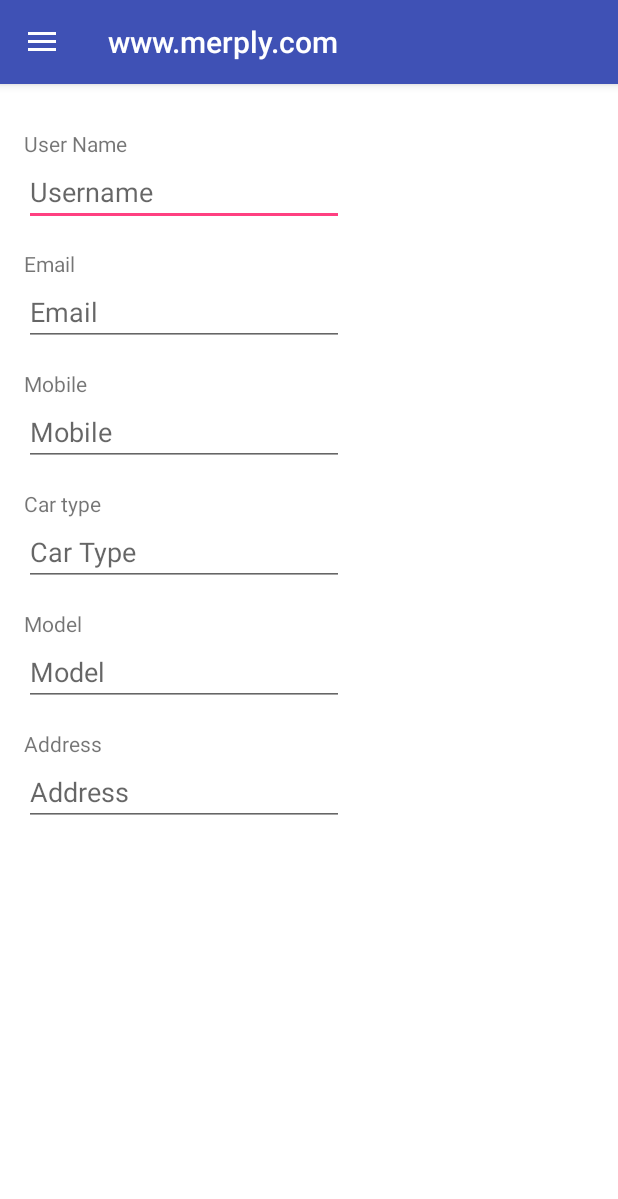
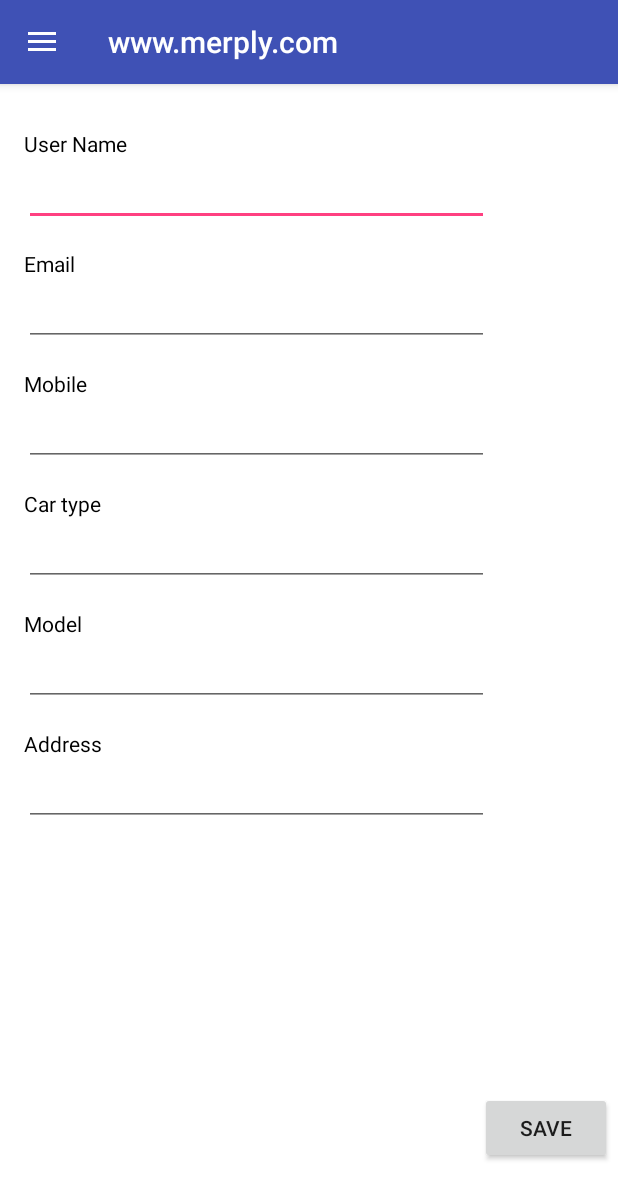
Before and after one commit to michaelanis14/wenshi, an Android app: the CustomerMapActivity screen opened directly, with no data from a screen before it, after a tap on "Profile", on a phone screen of 412 x 824 dp. Shown: the top 1199 px of the screen. Run offline under Robolectric (Android 15) with nearby library versions, the phone set to English and light mode, and no system bars; our stand-ins replace Firebase (no records; nobody signed in at launch, a user with empty details on screens opened directly); libraries missing offline, so code that uses them is left out: com.firebase.geofire; 7 statements that could not run were skipped; 1 other tap on this screen came first.

Commit message:
1. Adding Profile Fragment 2. Adding Call driver functionality 3. Deleting old history 4. Modifying Historic Trips

```diff
--- a/app/src/main/java/com/wenshi_egypt/wenshi/CustomerMapActivity.java
+++ b/app/src/main/java/com/wenshi_egypt/wenshi/CustomerMapActivity.java
@@ -72,7 +72,7 @@ import java.util.HashMap;
 import java.util.List;
 import java.util.Map;
 
-public class CustomerMapActivity extends AppCompatActivity implements View.OnClickListener, ProfileFragment.OnFragmentInteractionListener, HistoryFragment.OnFragmentInteractionListener, DriverFragment.OnFragmentInteractionListener, NavigationView.OnNavigationItemSelectedListener, PaymentOptions.OnFragmentInteractionListener, HelpFragment.OnFragmentInteractionListener, RateAndChargesFragment.OnFragmentInteractionListener, OnMapReadyCallback, GoogleApiClient.ConnectionCallbacks, GoogleApiClient.OnConnectionFailedListener, com.google.android.gms.location.LocationListener {
+public class CustomerMapActivity extends AppCompatActivity implements View.OnClickListener, ProfileFragment.OnFragmentInteractionListener, HistoricFragment.OnFragmentInteractionListener, DriverFragment.OnFragmentInteractionListener, NavigationView.OnNavigationItemSelectedListener, PaymentOptions.OnFragmentInteractionListener, HelpFragment.OnFragmentInteractionListener, RateAndChargesFragment.OnFragmentInteractionListener, OnMapReadyCallback, GoogleApiClient.ConnectionCallbacks, GoogleApiClient.OnConnectionFailedListener, com.google.android.gms.location.LocationListener {
 
     private static final long UPDATE_INTERVAL = 5000;
     private static final long FASTEST_INTERVAL = 3000;
--- a/app/src/main/java/com/wenshi_egypt/wenshi/DriverMapsActivity.java
+++ b/app/src/main/java/com/wenshi_egypt/wenshi/DriverMapsActivity.java
@@ -62,7 +62,7 @@ public class DriverMapsActivity extends AppCompatActivity implements
         GoogleApiClient.ConnectionCallbacks,
         GoogleApiClient.OnConnectionFailedListener,
         ProfileFragment.OnFragmentInteractionListener,
-        HistoryFragment.OnFragmentInteractionListener,
+        HistoricFragment.OnFragmentInteractionListener,
         DriverFragment.OnFragmentInteractionListener,
         OnNavigationItemSelectedListener,
         com.google.android.gms.location.LocationListener {
@@ -446,7 +446,7 @@ public class DriverMapsActivity extends AppCompatActivity implements
         if (id == R.id.nav_profile) {
             fragment = new ProfileFragment();
         } else if (id == R.id.nav_history) {
-            fragment = new HistoryFragment();
+           // fragment = new HistoryFragment();
         }
 
         //NOTE: Fragment changing code
--- a/app/src/main/java/com/wenshi_egypt/wenshi/ProfileFragment.java
+++ b/app/src/main/java/com/wenshi_egypt/wenshi/ProfileFragment.java
@@ -1,75 +1,46 @@
 package com.wenshi_egypt.wenshi;
-
 import android.content.Context;
+import android.graphics.Color;
 import android.net.Uri;
 import android.os.Bundle;
+import android.support.annotation.Nullable;
 import android.support.v4.app.Fragment;
 import android.view.LayoutInflater;
 import android.view.View;
 import android.view.ViewGroup;
+import android.widget.Button;
+import android.widget.EditText;
+import android.widget.TextView;
+import android.widget.Toast;
+
+import com.google.firebase.database.DataSnapshot;
+import com.google.firebase.database.DatabaseError;
+import com.google.firebase.database.DatabaseReference;
+import com.google.firebase.database.FirebaseDatabase;
+import com.google.firebase.database.ValueEventListener;
+
+import java.util.HashMap;
 
 
-/**
- * A simple {@link Fragment} subclass.
- * Activities that contain this fragment must implement the
- * {@link ProfileFragment.OnFragmentInteractionListener} interface
- * to handle interaction events.
- * Use the {@link ProfileFragment#newInstance} factory method to
- * create an instance of this fragment.
- */
-public class ProfileFragment extends Fragment {
-    // TODO: Rename parameter arguments, choose names that match
-    // the fragment initialization parameters, e.g. ARG_ITEM_NUMBER
-    private static final String ARG_PARAM1 = "param1";
-    private static final String ARG_PARAM2 = "param2";
+public class ProfileFragment extends Fragment implements View.OnClickListener {
 
-    // TODO: Rename and change types of parameters
     private String mParam1;
     private String mParam2;
+    EditText username, email, mobile, carType,  model, address;
 
-    private OnFragmentInteractionListener mListener;
+    DatabaseReference rootRef, profRef;
+    Button saveButton;
 
-    public ProfileFragment() {
-        // Required empty public constructor
-    }
+    private ProfileFragment.OnFragmentInteractionListener mListener;
 
-    /**
-     * Use this factory method to create a new instance of
-     * this fragment using the provided parameters.
-     *
-     * @param param1 Parameter 1.
-     * @param param2 Parameter 2.
-     * @return A new instance of fragment ProfileFragment.
-     */
-    // TODO: Rename and change types and number of parameters
-    public static ProfileFragment newInstance(String param1, String param2) {
-        ProfileFragment fragment = new ProfileFragment();
-        Bundle args = new Bundle();
-        args.putString(ARG_PARAM1, param1);
-        args.putString(ARG_PARAM2, param2);
-        fragment.setArguments(args);
-        return fragment;
-    }
-
-    @Override
-    public void onCreate(Bundle savedInstanceState) {
-        super.onCreate(savedInstanceState);
-        if (getArguments() != null) {
-            mParam1 = getArguments().getString(ARG_PARAM1);
-            mParam2 = getArguments().getString(ARG_PARAM2);
-        }
-    }
+    public ProfileFragment() { }
 
     @Override
     public View onCreateView(LayoutInflater inflater, ViewGroup container,
                              Bundle savedInstanceState) {
-        View view= inflater.inflate(R.layout.fragment_profile, container, false);
-
-        // NOTE : We are calling the onFragmentInteraction() declared in the MainActivity
-        // ie we are sending "Fragment 1" as title parameter when fragment1 is activated
         if (mListener != null) {
             Uri.Builder builder = new Uri.Builder();
-            builder.scheme("https")
+            builder.scheme("http")
                     .authority("www.merply.com")
                     .appendPath("winshy")
                     .appendPath("types")
@@ -79,26 +50,62 @@ public class ProfileFragment extends Fragment {
             mListener.onFragmentInteraction(builder.build());
         }
 
-        // Here we will can create click listners etc for all the gui elements on the fragment.
-        // For eg: Button btn1= (Button) view.findViewById(R.id.frag1_btn1);
-        // btn1.setOnclickListener(...
+        return inflater.inflate(R.layout.fragment_profile, container, false);
+    }
 
-        return view;
+    @Override
+    public void onViewCreated(View view, @Nullable Bundle savedInstanceState) {
+
+        username = getView().findViewById(R.id.editText_profile_userName);
+        email = getView().findViewById(R.id.editText_profile_email);
+        mobile = getView().findViewById(R.id.editText_profile_mobile);
+        carType = getView().findViewById(R.id.editText_profile_carType);
+        model = getView().findViewById(R.id.editText_profile_model);
+        address = getView().findViewById(R.id.editText_profile_address);
+        saveButton = getView().findViewById(R.id.button_profile_saveButton);
+
+        rootRef = FirebaseDatabase.getInstance().getReference();
+        profRef = rootRef.child("Profile").child("user1");
+
+        profRef.orderByKey().addValueEventListener(new ValueEventListener() {
+            @Override
+            public void onDataChange(DataSnapshot dataSnapshot) {
+                HashMap<String, String> value = (HashMap<String, String>) dataSnapshot.getValue();
+                username.setText(value.get("userName"));
+                email.setText(value.get("email"));
+                mobile.setText(value.get("mobile"));
+                carType.setText(value.get("carType"));
+                model.setText(String.format("%s", value.get("model")));
+                address.setText(value.get("address"));
+            }
+
+            @Override
+            public void onCancelled(DatabaseError databaseError) {
 
             }
+        });
 
-    // TODO: Rename method, update argument and hook method into UI event
-    public void onButtonPressed(Uri uri) {
-        if (mListener != null) {
-            mListener.onFragmentInteraction(uri);
+        getView().findViewById(R.id.button_profile_saveButton).setOnClickListener(new View.OnClickListener() {
+            @Override
+            public void onClick(View v) {
+                DatabaseReference profModify = rootRef.child("Profile").child("user1");
+                profModify.child("userName").setValue(String.valueOf(username.getText()));
+                profModify.child("email").setValue(String.valueOf(email.getText()));
+                profModify.child("mobile").setValue(String.valueOf(mobile.getText()));
+                profModify.child("carType").setValue(String.valueOf(carType.getText()));
+                profModify.child("model").setValue(String.valueOf(model.getText()));
+                profModify.child("address").setValue(String.valueOf(address.getText()));
+                Toast.makeText(getActivity(), "Changes Saved Successfully", Toast.LENGTH_LONG).show();
             }
+        });
+
     }
 
     @Override
     public void onAttach(Context context) {
         super.onAttach(context);
-        if (context instanceof OnFragmentInteractionListener) {
-            mListener = (OnFragmentInteractionListener) context;
+        if (context instanceof HelpFragment.OnFragmentInteractionListener) {
+            mListener = (ProfileFragment.OnFragmentInteractionListener) context;
         } else {
             throw new RuntimeException(context.toString()
                     + " must implement OnFragmentInteractionListener");
@@ -110,6 +117,12 @@ public class ProfileFragment extends Fragment {
         super.onDetach();
         mListener = null;
     }
+
+    @Override
+    public void onClick(View view) {
+
+    }
+
 
     /**
      * This interface must be implemented by activities that contain this
--- a/app/src/main/res/layout/fragment_profile.xml
+++ b/app/src/main/res/layout/fragment_profile.xml
@@ -14,6 +14,7 @@
         android:layout_marginStart="16dp"
         android:layout_marginTop="30dp"
         android:text="@string/textView_profile_userName_label"
+        android:textColor="@color/colorBlack"
         app:layout_constraintStart_toStartOf="parent"
         app:layout_constraintTop_toTopOf="parent"
         android:layout_marginLeft="16dp" />
@@ -25,6 +26,7 @@
         android:layout_marginStart="16dp"
         android:layout_marginTop="110dp"
         android:text="@string/textView_profile_email_label"
+        android:textColor="@color/colorBlack"
         app:layout_constraintStart_toStartOf="parent"
         app:layout_constraintTop_toTopOf="parent"
         android:layout_marginLeft="16dp" />
@@ -36,6 +38,7 @@
         android:layout_marginStart="16dp"
         android:layout_marginTop="190dp"
         android:text="@string/textView_profile_mobile_label"
+        android:textColor="@color/colorBlack"
         app:layout_constraintStart_toStartOf="parent"
         app:layout_constraintTop_toTopOf="parent"
         android:layout_marginLeft="16dp" />
@@ -47,6 +50,7 @@
         android:layout_marginStart="16dp"
         android:layout_marginTop="270dp"
         android:text="@string/textView_profile_carType_label"
+        android:textColor="@color/colorBlack"
         app:layout_constraintStart_toStartOf="parent"
         app:layout_constraintTop_toTopOf="parent"
         android:layout_marginLeft="16dp" />
@@ -58,6 +62,7 @@
         android:layout_marginStart="16dp"
         android:layout_marginTop="350dp"
         android:text="@string/textView_profile_model_label"
+        android:textColor="@color/colorBlack"
         app:layout_constraintStart_toStartOf="parent"
         app:layout_constraintTop_toTopOf="parent"
         android:layout_marginLeft="16dp" />
@@ -69,67 +74,79 @@
         android:layout_marginStart="16dp"
         android:layout_marginTop="430dp"
         android:text="@string/textView_profile_address_label"
+        android:textColor="@color/colorBlack"
         app:layout_constraintStart_toStartOf="parent"
         app:layout_constraintTop_toTopOf="parent"
         android:layout_marginLeft="16dp" />
 
     <EditText
         android:id="@+id/editText_profile_userName"
-        android:layout_width="wrap_content"
+        android:layout_width="310dp"
         android:layout_height="wrap_content"
         android:ems="10"
         android:inputType="textPersonName"
-        android:hint="Username"
+        android:textColor="@color/colorBlack"
         app:layout_constraintStart_toStartOf="@+id/textView_profile_userName_label"
         app:layout_constraintTop_toBottomOf="@+id/textView_profile_userName_label" />
 
     <EditText
         android:id="@+id/editText_profile_email"
-        android:layout_width="wrap_content"
+        android:layout_width="310dp"
         android:layout_height="wrap_content"
         android:ems="10"
-        android:inputType="textPersonName"
-        android:hint="Email"
+        android:inputType="textEmailAddress"
+        android:textColor="@color/colorBlack"
         app:layout_constraintStart_toStartOf="@+id/textView_profile_email_label"
         app:layout_constraintTop_toBottomOf="@+id/textView_profile_email_label" />
 
     <EditText
         android:id="@+id/editText_profile_mobile"
-        android:layout_width="wrap_content"
+        android:layout_width="310dp"
         android:layout_height="wrap_content"
         android:ems="10"
-        android:inputType="textPersonName"
-        android:hint="Mobile"
+        android:inputType="number"
+        android:textColor="@color/colorBlack"
         app:layout_constraintStart_toStartOf="@+id/textView_profile_mobile_label"
         app:layout_constraintTop_toBottomOf="@+id/textView_profile_mobile_label" />
 
     <EditText
         android:id="@+id/editText_profile_carType"
-        android:layout_width="wrap_content"
+        android:layout_width="310dp"
         android:layout_height="wrap_content"
         android:ems="10"
-        android:inputType="textPersonName"
-        android:hint="Car Type"
+        android:inputType="text"
+        android:textColor="@color/colorBlack"
         app:layout_constraintStart_toStartOf="@+id/textView_profile_carType_label"
         app:layout_constraintTop_toBottomOf="@+id/textView_profile_carType_label" />
 
     <EditText
         android:id="@+id/editText_profile_model"
-        android:layout_width="wrap_content"
+        android:layout_width="310dp"
         android:layout_height="wrap_content"
         android:ems="10"
-        android:inputType="textPersonName"
-        android:hint="Model"
+        android:inputType="text"
+        android:textColor="@color/colorBlack"
         app:layout_constraintStart_toStartOf="@+id/textView_profile_model_label"
         app:layout_constraintTop_toBottomOf="@+id/textView_profile_model_label" />
 
     <EditText
         android:id="@+id/editText_profile_address"
+        android:layout_width="310dp"
+        android:layout_height="wrap_content"
+        android:ems="10"
+        android:inputType="text"
+        android:textColor="@color/colorBlack"
+        app:layout_constraintStart_toStartOf="@+id/textView_profile_address_label"
+        app:layout_constraintTop_toBottomOf="@+id/textView_profile_address_label" />
+
+    <Button
+        android:id="@+id/button_profile_saveButton"
         android:layout_width="wrap_content"
         android:layout_height="wrap_content"
-        android:ems="10"
-        android:inputType="textPersonName"
-        android:hint="Address"
-        app:layout_constraintStart_toStartOf="@+id/textView_profile_address_label"
-        app:layout_constraintTop_toBottomOf="@+id/textView_profile_address_label" />
+        android:layout_marginBottom="48dp"
+        android:layout_marginEnd="4dp"
+        android:text="@string/button_profile_saveButton"
+        app:layout_constraintBottom_toBottomOf="parent"
+        app:layout_constraintEnd_toEndOf="parent"
+        android:layout_marginRight="4dp" />
 </android.support.constraint.ConstraintLayout>
--- a/app/src/main/res/values/strings.xml
+++ b/app/src/main/res/values/strings.xml
@@ -55,6 +55,8 @@
 
 
     <!-- Michael Abadir -->
+    <string name="button_call">Call</string>
+
     <string name="textView_help_Info">Help Info</string>
     <string name="textView_rate_and_charges">Rate and Charges</string>
     <string name="textView_about">About</string>
@@ -87,6 +89,7 @@
     <string name="textView_profile_carType_label">Car type</string>
     <string name="textView_profile_model_label">Model</string>
     <string name="textView_profile_address_label">Address</string>
+    <string name="button_profile_saveButton">Save</string>
 
 
 </resources>
```
Also changed, not shown: app/src/main/java/com/wenshi_egypt/wenshi/CallDriver.java (added, +28 -0 lines), app/src/main/java/com/wenshi_egypt/wenshi/HelpFragment.java (+1 -6 lines), app/src/main/java/com/wenshi_egypt/wenshi/HistoricFragment.java (+4 -3 lines), app/src/main/java/com/wenshi_egypt/wenshi/HistoryFragment.java (deleted, +0 -151 lines), app/src/main/java/com/wenshi_egypt/wenshi/Vehicle.java (added, +36 -0 lines), app/src/main/res/layout/activity_call_driver.xml (added, +20 -0 lines), app/src/main/res/layout/fragment_history.xml (deleted, +0 -19 lines), app/src/main/res/layout/template_vehicle.xml (added, +41 -0 lines). Lines whose indentation alone changed are shown as unchanged.
